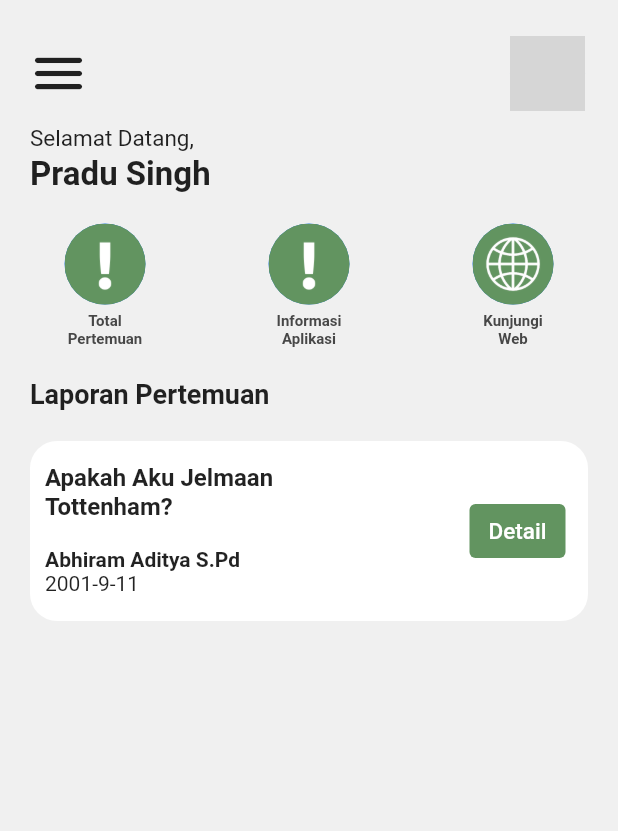
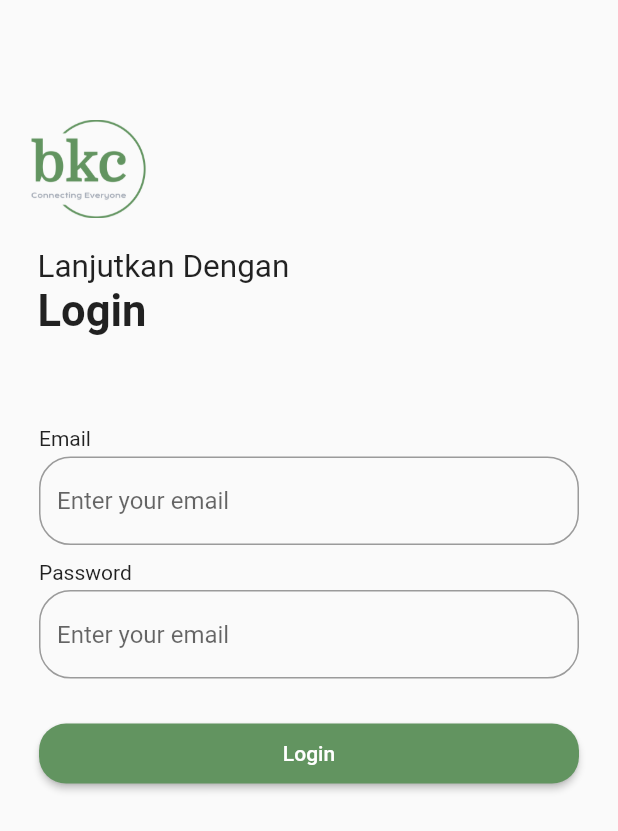
Before and after one commit to tsaqifmaulana444/BK-Uji-Level-Mobile, a Flutter app: the screen it shows after launch, on a phone screen of 412 x 824 dp. Shown: the top 831 px of the screen. Run offline on Flutter 3.47's test engine with Material 2 defaults, Android fonts, the phone set to English and light mode, and no system bars; grey boxes are pictures that could not be loaded.

Commit message:
Add Login Template

```diff
--- a/lib/main.dart
+++ b/lib/main.dart
@@ -1,5 +1,6 @@
 import 'package:bk_uji_level/templates/home.dart';
 import 'package:bk_uji_level/templates/details.dart';
+import 'package:bk_uji_level/templates/login.dart';
 import 'package:bk_uji_level/templates/splash.dart';
 import 'package:flutter/material.dart';
 
@@ -8,6 +9,7 @@ void main() => runApp (MaterialApp(
   initialRoute: '/',
   routes: {
     '/': (context) => const Splash(),
+    '/login': (context) => const Login(),
     '/home': (context) => const Home(),
     '/details': (context) => const Details(),
   },
--- a/lib/templates/home.dart
+++ b/lib/templates/home.dart
@@ -39,14 +39,14 @@ class _HomeState extends State<Home> {
 
                         },
                       ),
-                      const Spacer(),
-                      Container(
-                        margin: const EdgeInsets.only(right: 12),
-                        child: const CircleAvatar(
-                          radius: 25,
-                          backgroundImage: AssetImage('assets/download.jpeg'),
-                        ),
-                      )
+                      // const Spacer(),
+                      // Container(
+                      //   margin: const EdgeInsets.only(right: 12),
+                      //   child: const CircleAvatar(
+                      //     radius: 25,
+                      //     backgroundImage: AssetImage('assets/download.jpeg'),
+                      //   ),
+                      // )
                     ]),
                   ),
                   Container(
--- a/lib/templates/login.dart
+++ b/lib/templates/login.dart
@@ -0,0 +1,138 @@
+import 'package:flutter/material.dart';
+
+class Login extends StatefulWidget {
+  const Login({super.key});
+
+  @override
+  State<Login> createState() => _LoginState();
+}
+
+class _LoginState extends State<Login> {
+  final _formKey = GlobalKey<FormState>();
+  String _email = '';
+  String _password = '';
+  @override
+  Widget build(BuildContext context) {
+    return MaterialApp(
+      debugShowCheckedModeBanner: false,
+      home: Scaffold(
+          body: ListView(
+        scrollDirection: Axis.vertical,
+        children: [
+          Container(
+            color: Colors.transparent,
+            child: Column(
+              crossAxisAlignment: CrossAxisAlignment.start,
+              children: [
+                Container(
+                  margin: const EdgeInsets.only(top: 80),
+                  width: 105,
+                  child: Image.asset("assets/logo.png"),
+                ),
+                Container(
+                  margin: const EdgeInsets.fromLTRB(25, 20, 25, 0),
+                  child: const Column(
+                      crossAxisAlignment: CrossAxisAlignment.start,
+                      children: [
+                        Text(
+                          "Lanjutkan Dengan",
+                          style: TextStyle(
+                            fontSize: 21,
+                          ),
+                        ),
+                        Text(
+                          "Login",
+                          style: TextStyle(
+                              fontSize: 29, fontWeight: FontWeight.bold),
+                        ),
+                      ]),
+                ),
+                Container(
+                  margin: const EdgeInsets.only(top: 60),
+                  padding: const EdgeInsets.symmetric(horizontal: 26),
+                  child: Form(
+                    key: _formKey,
+                    child: Column(
+                      crossAxisAlignment: CrossAxisAlignment.stretch,
+                      children: [
+                        const Text("Email"),
+                        const SizedBox(height: 4,),
+                        TextFormField(
+                          keyboardType: TextInputType.emailAddress,
+                          decoration: const InputDecoration(
+                            hintText: 'Enter your email',
+                            border: OutlineInputBorder(
+                              borderRadius: BorderRadius.all(Radius.circular(21)),
+                              borderSide: BorderSide(color: Colors.blue),
+                            ),
+                          ),
+
+                          validator: (value) {
+                            if (value!.isEmpty) {
+                              return 'Please enter your email';
+                            }
+                            return null;
+                          },
+                          onSaved: (value) {
+                            _email = value!;
+                          },
+                        ),
+                        const SizedBox(height: 10),
+                        const Text("Password"),
+                        const SizedBox(height: 4,),
+                        TextFormField(
+                          obscureText: true,
+
+                          decoration: const InputDecoration(
+                            hintText: 'Enter your email',
+                            border: OutlineInputBorder(
+                              borderRadius: BorderRadius.all(Radius.circular(21)),
+                              borderSide: BorderSide(color: Colors.blue),
+                            ),
+                          ),
+                          validator: (value) {
+                            if (value!.isEmpty) {
+                              return 'Please enter your password';
+                            }
+                            return null;
+                          },
+                          onSaved: (value) {
+                            _password = value!;
+                          },
+                        ),
+                        const SizedBox(height: 30.0),
+                        SizedBox(
+                          width: double.infinity,
+                          height: 40,
+                          child: ElevatedButton(
+                          onPressed: () {
+                            if (_formKey.currentState!.validate()) {
+                              _formKey.currentState!.save();
+                              Navigator.pushNamed(
+                                  context, "/home");
+                            }
+                          },
+                          style: ButtonStyle(
+                            backgroundColor: MaterialStateProperty.all<Color>(Color(0xFF629460)),
+                            shape: MaterialStateProperty.all<RoundedRectangleBorder>(
+                              const RoundedRectangleBorder(
+                                borderRadius: BorderRadius.all(Radius.circular(18)),
+
+                              )
+                            )
+                          ),
+                          child: const Text('Login'),
+                                              ),
+                        ),
+                      ],
+                    ),
+                  ),
+                ),
+              ],
+            ),
+          )
+        ],
+      )),
+    );
+  }
+}
--- a/lib/templates/splash.dart
+++ b/lib/templates/splash.dart
@@ -1,6 +1,6 @@
 import 'dart:async';
 
-import 'package:bk_uji_level/templates/home.dart';
+import 'package:bk_uji_level/templates/login.dart';
 import 'package:flutter/material.dart';
 
 class Splash extends StatefulWidget {
@@ -20,7 +20,7 @@ class _SplashState extends State<Splash> with SingleTickerProviderStateMixin {
     Timer(const Duration(seconds: 5), () {
       Navigator.pushReplacement(
         context,
-        MaterialPageRoute(builder: (context) => const Home()),
+        MaterialPageRoute(builder: (context) => const Login()),
       );
     });
 
```
Also changed, not shown: assets/blob.svg (deleted), assets/ellipse.png (added), assets/wave.png (added).
